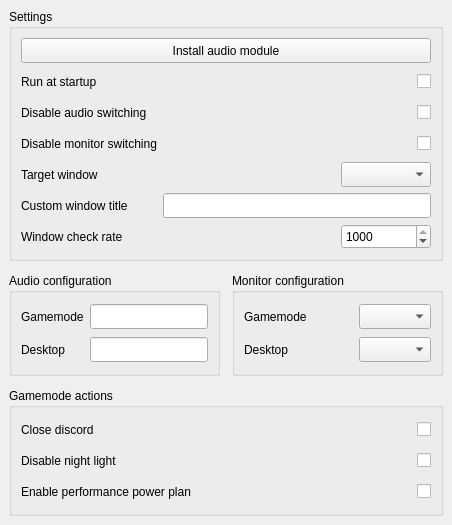
Odizinne/BigPictureTV, file src/BigPictureTV/bigpicturetv.ui: the form before one commit.
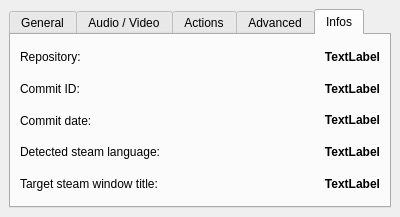
The form after the commit. The open tabs and pages were chosen to show the change.

Commit message: use tabs for clarity, removed about window and menu, code cleanup

What changed in the file:
```diff
--- a/src/BigPictureTV/bigpicturetv.ui
+++ b/src/BigPictureTV/bigpicturetv.ui
@@ -6,8 +6,8 @@
    <rect>
     <x>0</x>
     <y>0</y>
-    <width>452</width>
-    <height>525</height>
+    <width>400</width>
+    <height>217</height>
    </rect>
   </property>
   <property name="sizePolicy">
@@ -18,7 +18,7 @@
   </property>
   <property name="minimumSize">
    <size>
-    <width>452</width>
+    <width>400</width>
     <height>0</height>
    </size>
   </property>
@@ -26,188 +26,23 @@
    <string>BigPictureTV - Settings</string>
   </property>
   <widget class="QWidget" name="centralwidget">
-   <layout class="QGridLayout" name="gridLayout_2" columnstretch="0,0">
+   <layout class="QGridLayout" name="gridLayout_2" columnstretch="0">
     <property name="spacing">
      <number>12</number>
     </property>
-    <item row="1" column="0">
-     <widget class="QGroupBox" name="audioGroupBox">
-      <property name="title">
-       <string>Audio configuration</string>
+    <item row="5" column="0">
+     <widget class="QTabWidget" name="tabWidget">
+      <property name="currentIndex">
+       <number>1</number>
       </property>
-      <layout class="QGridLayout" name="gridLayout_5">
+      <widget class="QWidget" name="generalTab">
+       <attribute name="title">
+        <string>General</string>
+       </attribute>
+       <layout class="QGridLayout" name="gridLayout_4">
        <property name="spacing">
-        <number>6</number>
-       </property>
-       <item row="0" column="0">
-        <widget class="QLabel" name="gamemodeAudioLabel">
-         <property name="minimumSize">
-          <size>
-           <width>0</width>
-           <height>25</height>
-          </size>
-         </property>
-         <property name="text">
-          <string>Gamemode</string>
-         </property>
-        </widget>
-       </item>
-       <item row="0" column="1">
-        <widget class="QLineEdit" name="gamemodeAudioLineEdit">
-         <property name="minimumSize">
-          <size>
-           <width>0</width>
-           <height>25</height>
-          </size>
-         </property>
-         <property name="autoFillBackground">
-          <bool>false</bool>
-         </property>
-         <property name="frame">
-          <bool>true</bool>
-         </property>
-        </widget>
-       </item>
-       <item row="1" column="0">
-        <widget class="QLabel" name="desktopAudioLabel">
-         <property name="minimumSize">
-          <size>
-           <width>0</width>
-           <height>25</height>
-          </size>
-         </property>
-         <property name="text">
-          <string>Desktop</string>
-         </property>
-        </widget>
-       </item>
-       <item row="1" column="1">
-        <widget class="QLineEdit" name="desktopAudioLineEdit">
-         <property name="minimumSize">
-          <size>
-           <width>0</width>
-           <height>25</height>
-          </size>
-         </property>
-         <property name="autoFillBackground">
-          <bool>false</bool>
-         </property>
-         <property name="frame">
-          <bool>true</bool>
-         </property>
-        </widget>
-       </item>
-      </layout>
-     </widget>
-    </item>
-    <item row="1" column="1">
-     <widget class="QGroupBox" name="monitorsGroupBox">
-      <property name="title">
-       <string>Monitor configuration</string>
-      </property>
-      <layout class="QGridLayout" name="gridLayout_3">
-       <property name="spacing">
-        <number>6</number>
-       </property>
-       <item row="0" column="0">
-        <widget class="QLabel" name="gamemodeMonitorLabel">
-         <property name="minimumSize">
-          <size>
-           <width>0</width>
-           <height>25</height>
-          </size>
-         </property>
-         <property name="text">
-          <string>Gamemode</string>
-         </property>
-        </widget>
-       </item>
-       <item row="0" column="1">
-        <spacer name="horizontalSpacer_2">
-         <property name="minimumSize">
-          <size>
-           <width>0</width>
-           <height>25</height>
-          </size>
-         </property>
-         <property name="orientation">
-          <enum>Qt::Orientation::Horizontal</enum>
-         </property>
-         <property name="sizeHint" stdset="0">
-          <size>
-           <width>40</width>
-           <height>20</height>
-          </size>
-         </property>
-        </spacer>
-       </item>
-       <item row="0" column="2">
-        <widget class="QComboBox" name="gamemodeMonitorComboBox">
-         <property name="minimumSize">
-          <size>
-           <width>0</width>
-           <height>25</height>
-          </size>
-         </property>
-         <property name="sizeAdjustPolicy">
-          <enum>QComboBox::SizeAdjustPolicy::AdjustToContents</enum>
-         </property>
-        </widget>
-       </item>
-       <item row="1" column="0">
-        <widget class="QLabel" name="desktopMonitorLabel">
-         <property name="minimumSize">
-          <size>
-           <width>0</width>
-           <height>25</height>
-          </size>
-         </property>
-         <property name="text">
-          <string>Desktop</string>
-         </property>
-        </widget>
-       </item>
-       <item row="1" column="2">
-        <widget class="QComboBox" name="desktopMonitorComboBox">
-         <property name="minimumSize">
-          <size>
-           <width>0</width>
-           <height>25</height>
-          </size>
-         </property>
-        </widget>
-       </item>
-      </layout>
-     </widget>
-    </item>
-    <item row="0" column="0" colspan="2">
-     <widget class="QGroupBox" name="settingsGroupBox">
-      <property name="minimumSize">
-       <size>
-        <width>0</width>
-        <height>0</height>
-       </size>
-      </property>
-      <property name="title">
-       <string>Settings</string>
-      </property>
-      <layout class="QGridLayout" name="gridLayout">
-       <property name="spacing">
-        <number>6</number>
-       </property>
-       <item row="3" column="0" rowspan="2">
-        <widget class="QLabel" name="disableMonitorLabel">
-         <property name="minimumSize">
-          <size>
-           <width>0</width>
-           <height>25</height>
-          </size>
-         </property>
-         <property name="text">
-          <string>Disable monitor switching</string>
-         </property>
-        </widget>
-       </item>
+         <number>12</number>
+        </property>
        <item row="0" column="0" colspan="3">
         <widget class="QPushButton" name="installAudioButton">
          <property name="minimumSize">
@@ -221,8 +56,8 @@
          </property>
         </widget>
        </item>
-       <item row="7" column="0">
-        <widget class="QLabel" name="checkrateLabel">
+        <item row="1" column="0">
+         <widget class="QLabel" name="startupLabel">
          <property name="minimumSize">
           <size>
            <width>0</width>
@@ -250,47 +85,6 @@
          </property>
         </widget>
        </item>
-       <item row="7" column="2">
-        <widget class="QSpinBox" name="checkrateSpinBox">
-         <property name="minimumSize">
-          <size>
-           <width>90</width>
-           <height>25</height>
-          </size>
-         </property>
-         <property name="frame">
-          <bool>true</bool>
-         </property>
-         <property name="minimum">
-          <number>100</number>
-         </property>
-         <property name="maximum">
-          <number>1000</number>
-         </property>
-         <property name="singleStep">
-          <number>100</number>
-         </property>
-         <property name="value">
-          <number>1000</number>
-         </property>
-        </widget>
-       </item>
-       <item row="3" column="1" rowspan="2" colspan="2">
-        <widget class="QCheckBox" name="disableMonitorCheckBox">
-         <property name="minimumSize">
-          <size>
-           <width>0</width>
-           <height>25</height>
-          </size>
-         </property>
-         <property name="layoutDirection">
-          <enum>Qt::LayoutDirection::RightToLeft</enum>
-         </property>
-         <property name="text">
-          <string/>
-         </property>
-        </widget>
-       </item>
        <item row="2" column="0">
         <widget class="QLabel" name="disableAudioLabel">
          <property name="minimumSize">
@@ -320,8 +114,47 @@
          </property>
         </widget>
        </item>
+        <item row="3" column="0">
+         <widget class="QLabel" name="disableMonitorLabel">
+          <property name="minimumSize">
+           <size>
+            <width>0</width>
+            <height>25</height>
+           </size>
+          </property>
+          <property name="text">
+           <string>Disable monitor switching</string>
+          </property>
+         </widget>
+        </item>
+        <item row="3" column="1" colspan="2">
+         <widget class="QCheckBox" name="disableMonitorCheckBox">
+          <property name="minimumSize">
+           <size>
+            <width>0</width>
+            <height>25</height>
+           </size>
+          </property>
+          <property name="layoutDirection">
+           <enum>Qt::LayoutDirection::RightToLeft</enum>
+          </property>
+          <property name="text">
+           <string/>
+          </property>
+         </widget>
+        </item>
+       </layout>
+      </widget>
+      <widget class="QWidget" name="audioTab">
+       <attribute name="title">
+        <string>Audio / Video</string>
+       </attribute>
+       <layout class="QGridLayout" name="gridLayout_7">
+        <property name="spacing">
+         <number>12</number>
+        </property>
        <item row="1" column="0">
-        <widget class="QLabel" name="startupLabel">
+         <widget class="QLabel" name="desktopAudioLabel">
          <property name="minimumSize">
           <size>
            <width>0</width>
@@ -329,35 +162,12 @@
           </size>
          </property>
          <property name="text">
-          <string>Run at startup</string>
+           <string>Desktop audio</string>
          </property>
         </widget>
        </item>
-       <item row="5" column="0">
-        <widget class="QLabel" name="targetWindowLabel">
-         <property name="minimumSize">
-          <size>
-           <width>0</width>
-           <height>25</height>
-          </size>
-         </property>
-         <property name="text">
-          <string>Target window</string>
-         </property>
-        </widget>
-       </item>
-       <item row="5" column="2">
-        <widget class="QComboBox" name="targetWindowComboBox">
-         <property name="minimumSize">
-          <size>
-           <width>0</width>
-           <height>25</height>
-          </size>
-         </property>
-        </widget>
-       </item>
-       <item row="7" column="1">
-        <spacer name="horizontalSpacer">
+        <item row="2" column="1">
+         <spacer name="horizontalSpacer_2">
          <property name="minimumSize">
           <size>
            <width>0</width>
@@ -375,8 +185,8 @@
          </property>
         </spacer>
        </item>
-       <item row="6" column="0">
-        <widget class="QLabel" name="customWindowLabel">
+        <item row="0" column="0">
+         <widget class="QLabel" name="gamemodeAudioLabel">
          <property name="minimumSize">
           <size>
            <width>0</width>
@@ -384,40 +194,112 @@
           </size>
          </property>
          <property name="text">
-          <string>Custom window title</string>
+           <string>Gamemode audio</string>
          </property>
         </widget>
        </item>
-       <item row="6" column="1" colspan="2">
-        <widget class="QLineEdit" name="customWindowLineEdit">
+        <item row="2" column="0">
+         <widget class="QLabel" name="gamemodeMonitorLabel">
          <property name="minimumSize">
           <size>
            <width>0</width>
            <height>25</height>
           </size>
+          </property>
+          <property name="text">
+           <string>Gamemode video</string>
+          </property>
+         </widget>
+        </item>
+        <item row="3" column="0">
+         <widget class="QLabel" name="desktopMonitorLabel">
+          <property name="minimumSize">
+           <size>
+            <width>0</width>
+            <height>25</height>
+           </size>
+          </property>
+          <property name="text">
+           <string>Desktop video</string>
+          </property>
+         </widget>
+        </item>
+        <item row="3" column="2">
+         <widget class="QComboBox" name="desktopMonitorComboBox">
+          <property name="minimumSize">
+           <size>
+            <width>0</width>
+            <height>25</height>
+           </size>
+          </property>
+         </widget>
+        </item>
+        <item row="2" column="2">
+         <widget class="QComboBox" name="gamemodeMonitorComboBox">
+          <property name="minimumSize">
+           <size>
+            <width>0</width>
+            <height>25</height>
+           </size>
+          </property>
+          <property name="sizeAdjustPolicy">
+           <enum>QComboBox::SizeAdjustPolicy::AdjustToContents</enum>
+          </property>
+         </widget>
+        </item>
+        <item row="1" column="1" colspan="2">
+         <widget class="QLineEdit" name="desktopAudioLineEdit">
+          <property name="sizePolicy">
+           <sizepolicy hsizetype="Preferred" vsizetype="Fixed">
+            <horstretch>0</horstretch>
+            <verstretch>0</verstretch>
+           </sizepolicy>
+          </property>
+          <property name="minimumSize">
+           <size>
+            <width>0</width>
+            <height>25</height>
+           </size>
+          </property>
+          <property name="autoFillBackground">
+           <bool>false</bool>
+          </property>
+          <property name="frame">
+           <bool>true</bool>
+          </property>
+         </widget>
+        </item>
+        <item row="0" column="1" colspan="2">
+         <widget class="QLineEdit" name="gamemodeAudioLineEdit">
+          <property name="sizePolicy">
+           <sizepolicy hsizetype="Preferred" vsizetype="Fixed">
+            <horstretch>0</horstretch>
+            <verstretch>0</verstretch>
+           </sizepolicy>
+          </property>
+          <property name="minimumSize">
+           <size>
+            <width>0</width>
+            <height>25</height>
+           </size>
+          </property>
+          <property name="autoFillBackground">
+           <bool>false</bool>
+          </property>
+          <property name="frame">
+           <bool>true</bool>
          </property>
         </widget>
        </item>
       </layout>
      </widget>
-    </item>
-    <item row="2" column="0" colspan="2">
-     <widget class="QGroupBox" name="gamemodeActionsGroupBox">
-      <property name="title">
-       <string>Gamemode actions</string>
-      </property>
-      <property name="flat">
-       <bool>false</bool>
-      </property>
-      <property name="checkable">
-       <bool>false</bool>
-      </property>
-      <property name="checked">
-       <bool>false</bool>
-      </property>
-      <layout class="QGridLayout" name="gridLayout_6">
+      <widget class="QWidget" name="actionsTab">
+       <attribute name="title">
+        <string>Actions</string>
+       </attribute>
+       <layout class="QGridLayout" name="gridLayout_9">
        <property name="spacing">
-        <number>6</number>
+         <number>12</number>
        </property>
        <item row="2" column="0">
         <widget class="QLabel" name="gamemodePowerPlanLabel">
@@ -435,8 +317,8 @@
          </property>
         </widget>
        </item>
-       <item row="1" column="0">
-        <widget class="QLabel" name="disableNightLightLabel">
+        <item row="0" column="1">
+         <widget class="QCheckBox" name="closeDiscordCheckBox">
          <property name="minimumSize">
           <size>
            <width>0</width>
@@ -467,8 +349,8 @@
          </property>
         </widget>
        </item>
-       <item row="0" column="1">
-        <widget class="QCheckBox" name="closeDiscordCheckBox">
+        <item row="1" column="0">
+         <widget class="QLabel" name="disableNightLightLabel">
          <property name="minimumSize">
           <size>
            <width>0</width>
@@ -516,6 +398,339 @@
         </widget>
        </item>
       </layout>
+      </widget>
+      <widget class="QWidget" name="advancedTab">
+       <attribute name="title">
+        <string>Advanced</string>
+       </attribute>
+       <layout class="QGridLayout" name="gridLayout">
+        <property name="spacing">
+         <number>12</number>
+        </property>
+        <item row="1" column="0">
+         <widget class="QLabel" name="customWindowLabel">
+          <property name="minimumSize">
+           <size>
+            <width>0</width>
+            <height>25</height>
+           </size>
+          </property>
+          <property name="text">
+           <string>Custom window title</string>
+          </property>
+         </widget>
+        </item>
+        <item row="1" column="1" colspan="2">
+         <widget class="QLineEdit" name="customWindowLineEdit">
+          <property name="minimumSize">
+           <size>
+            <width>0</width>
+            <height>25</height>
+           </size>
+          </property>
+         </widget>
+        </item>
+        <item row="0" column="1" colspan="2">
+         <widget class="QComboBox" name="targetWindowComboBox">
+          <property name="minimumSize">
+           <size>
+            <width>0</width>
+            <height>25</height>
+           </size>
+          </property>
+         </widget>
+        </item>
+        <item row="0" column="0">
+         <widget class="QLabel" name="targetWindowLabel">
+          <property name="minimumSize">
+           <size>
+            <width>0</width>
+            <height>25</height>
+           </size>
+          </property>
+          <property name="text">
+           <string>Target window</string>
+          </property>
+         </widget>
+        </item>
+        <item row="2" column="0">
+         <widget class="QLabel" name="checkrateLabel">
+          <property name="minimumSize">
+           <size>
+            <width>0</width>
+            <height>25</height>
+           </size>
+          </property>
+          <property name="text">
+           <string>Window check rate</string>
+          </property>
+         </widget>
+        </item>
+        <item row="2" column="1">
+         <spacer name="horizontalSpacer">
+          <property name="minimumSize">
+           <size>
+            <width>0</width>
+            <height>25</height>
+           </size>
+          </property>
+          <property name="orientation">
+           <enum>Qt::Orientation::Horizontal</enum>
+          </property>
+          <property name="sizeHint" stdset="0">
+           <size>
+            <width>40</width>
+            <height>20</height>
+           </size>
+          </property>
+         </spacer>
+        </item>
+        <item row="2" column="2">
+         <widget class="QSpinBox" name="checkrateSpinBox">
+          <property name="minimumSize">
+           <size>
+            <width>90</width>
+            <height>25</height>
+           </size>
+          </property>
+          <property name="frame">
+           <bool>true</bool>
+          </property>
+          <property name="minimum">
+           <number>100</number>
+          </property>
+          <property name="maximum">
+           <number>1000</number>
+          </property>
+          <property name="singleStep">
+           <number>100</number>
+          </property>
+          <property name="value">
+           <number>1000</number>
+          </property>
+         </widget>
+        </item>
+        <item row="3" column="0" colspan="3">
+         <layout class="QGridLayout" name="gridLayout_3">
+          <property name="spacing">
+           <number>12</number>
+          </property>
+          <item row="1" column="0">
+           <widget class="QPushButton" name="resetSettingsButton">
+            <property name="text">
+             <string>Reset default settings</string>
+            </property>
+           </widget>
+          </item>
+          <item row="1" column="1">
+           <widget class="QPushButton" name="openSettingsButton">
+            <property name="text">
+             <string>Open settings folder</string>
+            </property>
+           </widget>
+          </item>
+         </layout>
+        </item>
+       </layout>
+      </widget>
+      <widget class="QWidget" name="infoTab">
+       <attribute name="title">
+        <string>Infos</string>
+       </attribute>
+       <layout class="QGridLayout" name="gridLayout_5">
+        <item row="0" column="0">
+         <widget class="QLabel" name="label_2">
+          <property name="minimumSize">
+           <size>
+            <width>0</width>
+            <height>25</height>
+           </size>
+          </property>
+          <property name="text">
+           <string>Repository:</string>
+          </property>
+         </widget>
+        </item>
+        <item row="2" column="1">
+         <widget class="QLabel" name="commitDate">
+          <property name="minimumSize">
+           <size>
+            <width>0</width>
+            <height>25</height>
+           </size>
+          </property>
+          <property name="font">
+           <font>
+            <bold>true</bold>
+           </font>
+          </property>
+          <property name="text">
+           <string notr="true">TextLabel</string>
+          </property>
+          <property name="alignment">
+           <set>Qt::AlignmentFlag::AlignRight|Qt::AlignmentFlag::AlignTrailing|Qt::AlignmentFlag::AlignVCenter</set>
+          </property>
+          <property name="textInteractionFlags">
+           <set>Qt::TextInteractionFlag::TextSelectableByMouse</set>
+          </property>
+         </widget>
+        </item>
+        <item row="1" column="0">
+         <widget class="QLabel" name="label_5">
+          <property name="minimumSize">
+           <size>
+            <width>0</width>
+            <height>25</height>
+           </size>
+          </property>
+          <property name="text">
+           <string>Commit ID:</string>
+          </property>
+         </widget>
+        </item>
+        <item row="3" column="1">
+         <widget class="QLabel" name="detectedSteamLanguage">
+          <property name="minimumSize">
+           <size>
+            <width>0</width>
+            <height>25</height>
+           </size>
+          </property>
+          <property name="font">
+           <font>
+            <bold>true</bold>
+           </font>
+          </property>
+          <property name="text">
+           <string notr="true">TextLabel</string>
+          </property>
+          <property name="alignment">
+           <set>Qt::AlignmentFlag::AlignRight|Qt::AlignmentFlag::AlignTrailing|Qt::AlignmentFlag::AlignVCenter</set>
+          </property>
+          <property name="textInteractionFlags">
+           <set>Qt::TextInteractionFlag::TextSelectableByMouse</set>
+          </property>
+         </widget>
+        </item>
+        <item row="4" column="1">
+         <widget class="QLabel" name="targetWindowTitle">
+          <property name="minimumSize">
+           <size>
+            <width>0</width>
+            <height>25</height>
+           </size>
+          </property>
+          <property name="font">
+           <font>
+            <bold>true</bold>
+           </font>
+          </property>
+          <property name="text">
+           <string notr="true">TextLabel</string>
+          </property>
+          <property name="alignment">
+           <set>Qt::AlignmentFlag::AlignRight|Qt::AlignmentFlag::AlignTrailing|Qt::AlignmentFlag::AlignVCenter</set>
+          </property>
+          <property name="textInteractionFlags">
+           <set>Qt::TextInteractionFlag::TextSelectableByMouse</set>
+          </property>
+         </widget>
+        </item>
+        <item row="3" column="0">
+         <widget class="QLabel" name="label">
+          <property name="minimumSize">
+           <size>
+            <width>0</width>
+            <height>25</height>
+           </size>
+          </property>
+          <property name="text">
+           <string>Detected steam language:</string>
+          </property>
+         </widget>
+        </item>
+        <item row="0" column="1">
+         <widget class="QLabel" name="repository">
+          <property name="minimumSize">
+           <size>
+            <width>0</width>
+            <height>25</height>
+           </size>
+          </property>
+          <property name="font">
+           <font>
+            <bold>true</bold>
+           </font>
+          </property>
+          <property name="text">
+           <string notr="true">TextLabel</string>
+          </property>
+          <property name="textFormat">
+           <enum>Qt::TextFormat::RichText</enum>
+          </property>
+          <property name="alignment">
+           <set>Qt::AlignmentFlag::AlignRight|Qt::AlignmentFlag::AlignTrailing|Qt::AlignmentFlag::AlignVCenter</set>
+          </property>
+          <property name="openExternalLinks">
+           <bool>true</bool>
+          </property>
+          <property name="textInteractionFlags">
+           <set>Qt::TextInteractionFlag::TextSelectableByMouse</set>
+          </property>
+         </widget>
+        </item>
+        <item row="1" column="1">
+         <widget class="QLabel" name="commitID">
+          <property name="minimumSize">
+           <size>
+            <width>0</width>
+            <height>25</height>
+           </size>
+          </property>
+          <property name="font">
+           <font>
+            <bold>true</bold>
+           </font>
+          </property>
+          <property name="text">
+           <string notr="true">TextLabel</string>
+          </property>
+          <property name="alignment">
+           <set>Qt::AlignmentFlag::AlignRight|Qt::AlignmentFlag::AlignTrailing|Qt::AlignmentFlag::AlignVCenter</set>
+          </property>
+          <property name="textInteractionFlags">
+           <set>Qt::TextInteractionFlag::TextSelectableByMouse</set>
+          </property>
+         </widget>
+        </item>
+        <item row="2" column="0">
+         <widget class="QLabel" name="label_6">
+          <property name="minimumSize">
+           <size>
+            <width>0</width>
+            <height>25</height>
+           </size>
+          </property>
+          <property name="text">
+           <string>Commit date:</string>
+          </property>
+         </widget>
+        </item>
+        <item row="4" column="0">
+         <widget class="QLabel" name="label_3">
+          <property name="minimumSize">
+           <size>
+            <width>0</width>
+            <height>25</height>
+           </size>
+          </property>
+          <property name="text">
+           <string>Target steam window title:</string>
+          </property>
+         </widget>
+        </item>
+       </layout>
+      </widget>
      </widget>
     </item>
    </layout>
```
Left out of the diff: 14 changed lines with no effect on the pictures. Lines whose indentation alone changed are shown as unchanged. The commit also changes 12 other files.
